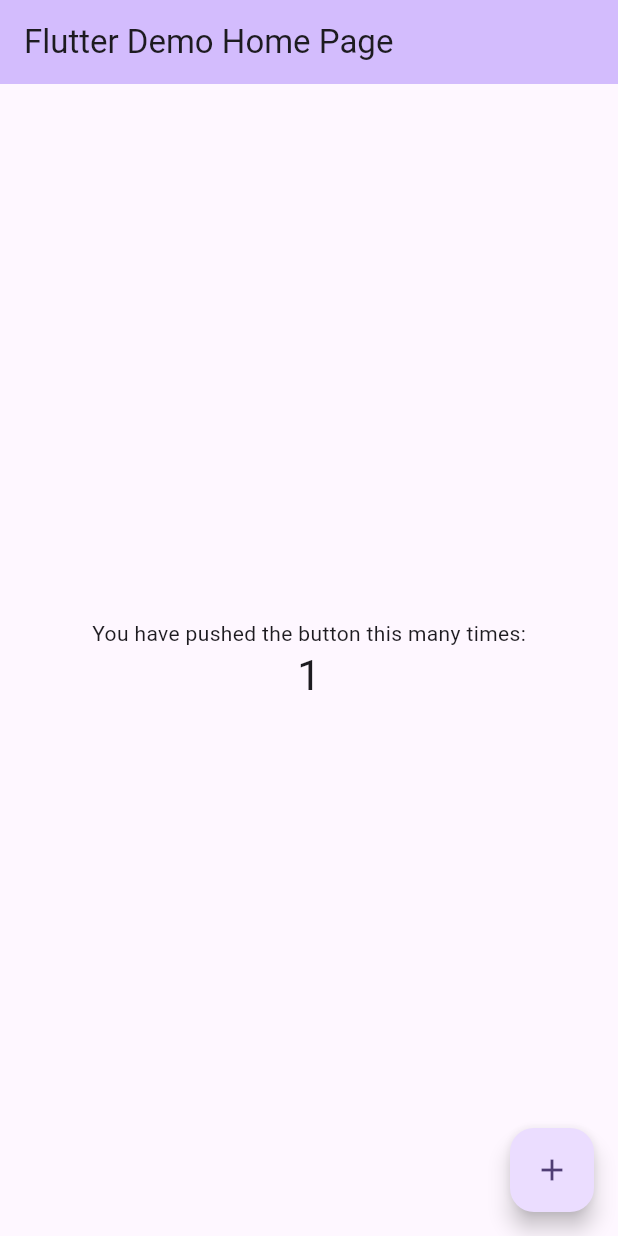
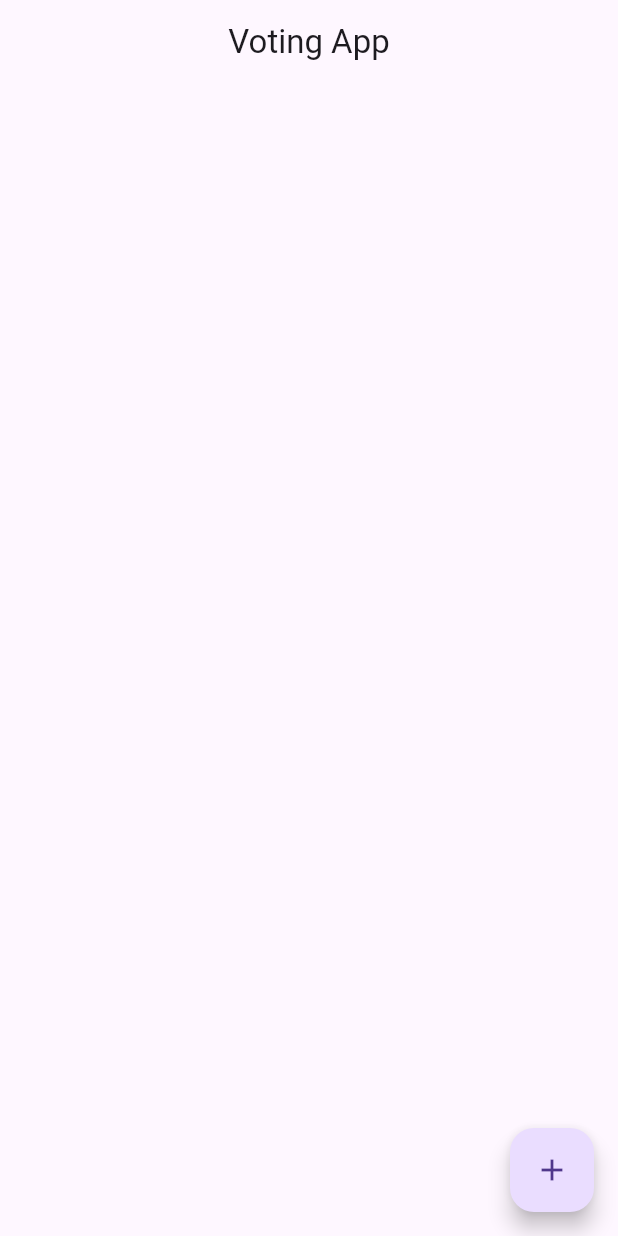
Before and after one commit to Juno-whut/Voting-App, a Flutter app: the screen it shows after launch, after a tap on the "add" icon, on a phone screen of 412 x 824 dp. Run offline on Flutter 3.47's test engine with Material 3 defaults, Android fonts, the phone set to English and light mode, and no system bars; our stand-ins replace firebase_core; accounts and stored records are empty; generated files the repository leaves out were written again.

Commit message:
set up fireabse db, made changes to gitignore, built basic scaffold in homepage.dart next steps with be to add CRUD opperations into firebase.service and then ensure we have all document fields set up and display them in timestamp order most recent up top, then make it so that you can upvote, downvote, and publish topics

```diff
--- a/lib/main.dart
+++ b/lib/main.dart
@@ -1,125 +1,22 @@
 import 'package:flutter/material.dart';
+import 'package:firebase_core/firebase_core.dart';
+import 'package:voting_app/firebase_options.dart';
+import 'package:voting_app/pages/homepage.dart';
 
-void main() {
+void main() async {
+  WidgetsFlutterBinding.ensureInitialized();
+  await Firebase.initializeApp(options: DefaultFirebaseOptions.currentPlatform);
   runApp(const MyApp());
 }
 
 class MyApp extends StatelessWidget {
   const MyApp({super.key});
 
-  // This widget is the root of your application.
   @override
   Widget build(BuildContext context) {
-    return MaterialApp(
-      title: 'Flutter Demo',
-      theme: ThemeData(
-        // This is the theme of your application.
-        //
-        // TRY THIS: Try running your application with "flutter run". You'll see
-        // the application has a purple toolbar. Then, without quitting the app,
-        // try changing the seedColor in the colorScheme below to Colors.green
-        // and then invoke "hot reload" (save your changes or press the "hot
-        // reload" button in a Flutter-supported IDE, or press "r" if you used
-        // the command line to start the app).
-        //
-        // Notice that the counter didn't reset back to zero; the application
-        // state is not lost during the reload. To reset the state, use hot
-        // restart instead.
-        //
-        // This works for code too, not just values: Most code changes can be
-        // tested with just a hot reload.
-        colorScheme: ColorScheme.fromSeed(seedColor: Colors.deepPurple),
-        useMaterial3: true,
-      ),
-      home: const MyHomePage(title: 'Flutter Demo Home Page'),
+    return const MaterialApp(
+      debugShowCheckedModeBanner: false,
+      home: HomePage(),
     );
   }
 }
-
-class MyHomePage extends StatefulWidget {
-  const MyHomePage({super.key, required this.title});
-
-  // This widget is the home page of your application. It is stateful, meaning
-  // that it has a State object (defined below) that contains fields that affect
-  // how it looks.
-
-  // This class is the configuration for the state. It holds the values (in this
-  // case the title) provided by the parent (in this case the App widget) and
-  // used by the build method of the State. Fields in a Widget subclass are
-  // always marked "final".
-
-  final String title;
-
-  @override
-  State<MyHomePage> createState() => _MyHomePageState();
-}
-
-class _MyHomePageState extends State<MyHomePage> {
-  int _counter = 0;
-
-  void _incrementCounter() {
-    setState(() {
-      // This call to setState tells the Flutter framework that something has
-      // changed in this State, which causes it to rerun the build method below
-      // so that the display can reflect the updated values. If we changed
-      // _counter without calling setState(), then the build method would not be
-      // called again, and so nothing would appear to happen.
-      _counter++;
-    });
-  }
-
-  @override
-  Widget build(BuildContext context) {
-    // This method is rerun every time setState is called, for instance as done
-    // by the _incrementCounter method above.
-    //
-    // The Flutter framework has been optimized to make rerunning build methods
-    // fast, so that you can just rebuild anything that needs updating rather
-    // than having to individually change instances of widgets.
-    return Scaffold(
-      appBar: AppBar(
-        // TRY THIS: Try changing the color here to a specific color (to
-        // Colors.amber, perhaps?) and trigger a hot reload to see the AppBar
-        // change color while the other colors stay the same.
-        backgroundColor: Theme.of(context).colorScheme.inversePrimary,
-        // Here we take the value from the MyHomePage object that was created by
-        // the App.build method, and use it to set our appbar title.
-        title: Text(widget.title),
-      ),
-      body: Center(
-        // Center is a layout widget. It takes a single child and positions it
-        // in the middle of the parent.
-        child: Column(
-          // Column is also a layout widget. It takes a list of children and
-          // arranges them vertically. By default, it sizes itself to fit its
-          // children horizontally, and tries to be as tall as its parent.
-          //
-          // Column has various properties to control how it sizes itself and
-          // how it positions its children. Here we use mainAxisAlignment to
-          // center the children vertically; the main axis here is the vertical
-          // axis because Columns are vertical (the cross axis would be
-          // horizontal).
-          //
-          // TRY THIS: Invoke "debug painting" (choose the "Toggle Debug Paint"
-          // action in the IDE, or press "p" in the console), to see the
-          // wireframe for each widget.
-          mainAxisAlignment: MainAxisAlignment.center,
-          children: <Widget>[
-            const Text(
-              'You have pushed the button this many times:',
-            ),
-            Text(
-              '$_counter',
-              style: Theme.of(context).textTheme.headlineMedium,
-            ),
-          ],
-        ),
-      ),
-      floatingActionButton: FloatingActionButton(
-        onPressed: _incrementCounter,
-        tooltip: 'Increment',
-        child: const Icon(Icons.add),
-      ), // This trailing comma makes auto-formatting nicer for build methods.
-    );
-  }
-}
--- a/lib/pages/homepage.dart
+++ b/lib/pages/homepage.dart
@@ -0,0 +1,19 @@
+import 'package:flutter/material.dart';
+
+class HomePage extends StatelessWidget {
+  const HomePage({super.key});
+
+  @override
+  Widget build(BuildContext context) {
+    return Scaffold(
+      appBar: AppBar(
+        title: const Text("Voting App"),
+        centerTitle: true,
+      ),
+      floatingActionButton: FloatingActionButton(
+        onPressed: () {},
+        child: const Icon(Icons.add),
+      ),
+    );
+  }
+}
--- a/pubspec.yaml
+++ b/pubspec.yaml
@@ -35,6 +35,8 @@ dependencies:
   # The following adds the Cupertino Icons font to your application.
   # Use with the CupertinoIcons class for iOS style icons.
   cupertino_icons: ^1.0.8
+  firebase_core: ^3.6.0
+  cloud_firestore: ^5.4.4
 
 dev_dependencies:
   flutter_test:
```
Also changed, not shown: pubspec.lock, 6 other files.
